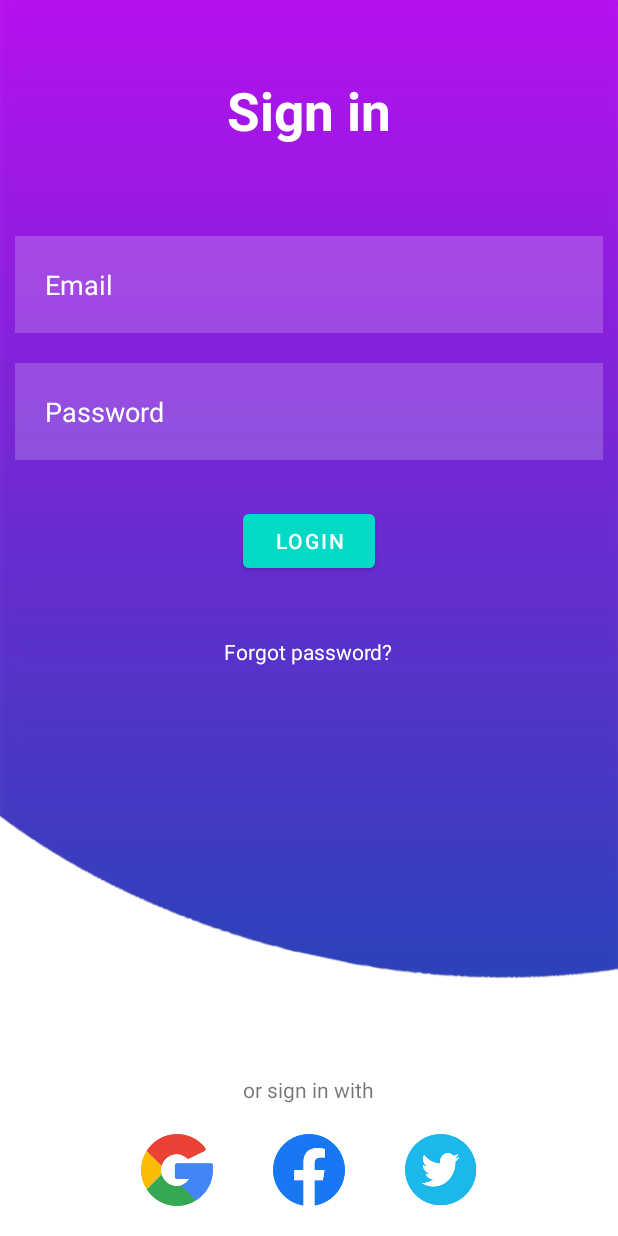
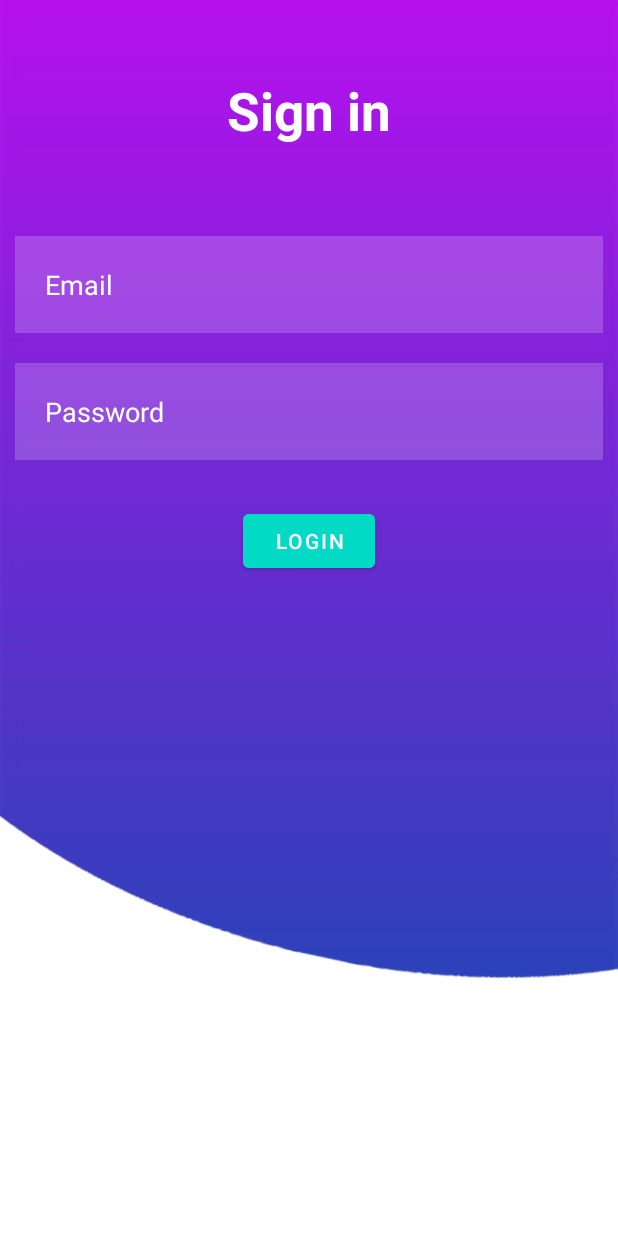
Before and after one commit to HizanLi/CPEN391Frontend, an Android app: the screen it shows after launch (MainActivity), on a phone screen of 412 x 824 dp. Run offline under Robolectric (Android 15) with nearby library versions, the phone set to English and light mode, and no system bars; our stand-ins replace Volley.

Commit message:
Final Final Final version - added citation

```diff
--- a/app/src/main/java/com/example/cpen391/HistoryActivity.java
+++ b/app/src/main/java/com/example/cpen391/HistoryActivity.java
@@ -26,6 +26,7 @@ import java.util.Arrays;
 import java.util.Collections;
 import java.util.HashMap;
 
+//Philipp Jahoda. (n.d.). GitHub - MPAndroidChart. GitHub. https://github.com/PhilJay/MPAndroidChart Use the Bar chart generator API to plot bar chart
 public class HistoryActivity extends AppCompatActivity{
     private final int Temp = 1, Hum = 2;
     private final String TAG = "HistoryActivity";
--- a/app/src/main/java/com/example/cpen391/chat/ChatActivity.java
+++ b/app/src/main/java/com/example/cpen391/chat/ChatActivity.java
@@ -33,6 +33,7 @@ public class ChatActivity extends AppCompatActivity {
 
     @Override
     protected void onCreate(Bundle savedInstanceState) {
+        //Li, L. Na, P.. (n.d.). Github - help_front. GitHub. https://github.com/HizanLi/help_front Adapted the implementation of chatbot to our projec
         super.onCreate(savedInstanceState);
         setContentView(R.layout.activity_chat);
 
--- a/app/src/main/res/layout/activity_main.xml
+++ b/app/src/main/res/layout/activity_main.xml
@@ -60,6 +60,7 @@
 
     <TextView
         android:id="@+id/forgotpass"
+        android:visibility="invisible"
         android:layout_width="wrap_content"
         android:layout_height="wrap_content"
         android:layout_below="@id/loginbtn"
@@ -77,6 +78,7 @@
         android:id="@+id/others"
         android:layout_above="@id/socialicons"
         android:text="or sign in with"
+        android:visibility="invisible"
         android:layout_centerHorizontal="true"/>
 
 
@@ -85,6 +87,7 @@
         android:layout_height="wrap_content"
         android:id="@+id/socialicons"
         android:layout_alignParentBottom="true"
+        android:visibility="invisible"
         android:gravity="center">
 
 
```
Also changed, not shown: app/src/main/java/com/example/cpen391/HomeActivity.java (+5 -2 lines).
